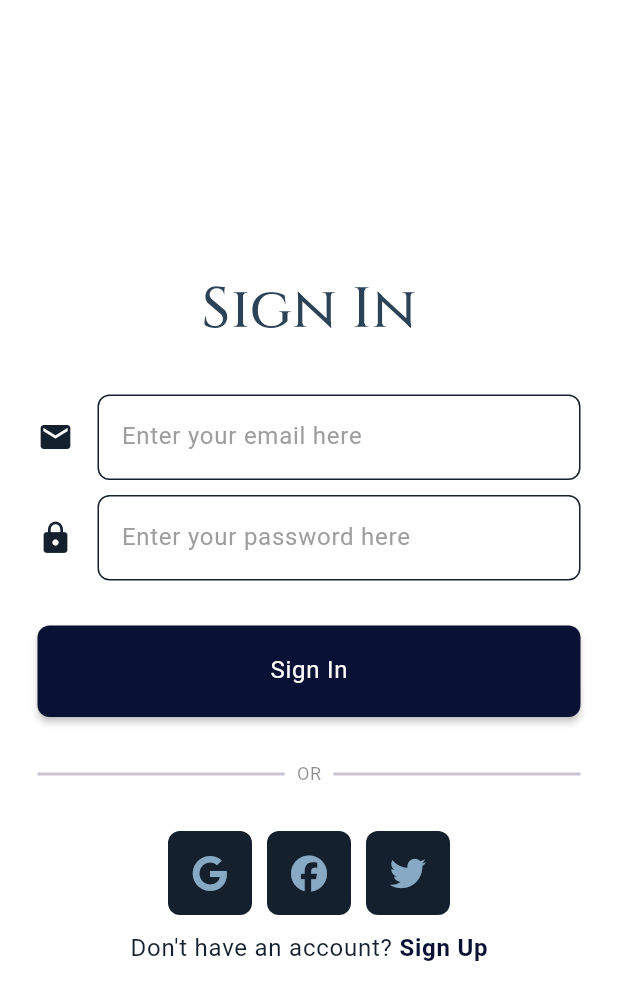
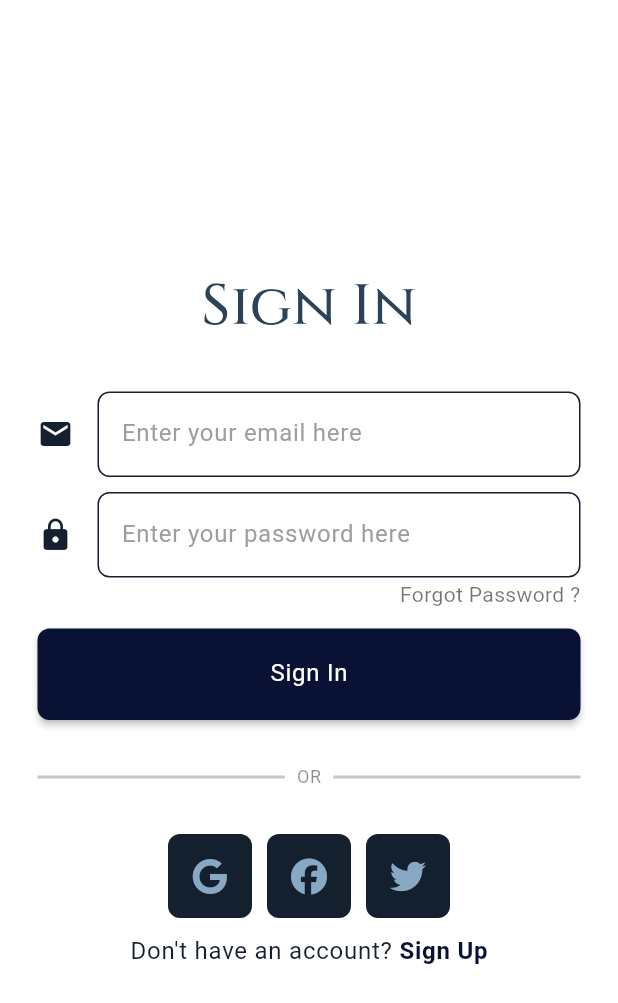
Before and after one commit to adarshpandey18/mahalaxmi-developers, a Flutter app: the SignUpMobile screen opened directly, after a tap on "Sign Up", after a tap on "Sign In", on a phone screen of 412 x 824 dp. Shown: the top 1003 px of the screen. Run offline on Flutter 3.47's test engine with Material 3 defaults, Android fonts, the phone set to English and light mode, and no system bars; our stand-ins replace cloud_firestore, firebase_auth, firebase_core, font_awesome_flutter, google_fonts, google_sign_in and 2 more; accounts and stored records are empty; network calls fail.

Commit message:
Added Forgot Password

```diff
--- a/lib/screen/authentication/sign in/sign_in_mobile.dart
+++ b/lib/screen/authentication/sign in/sign_in_mobile.dart
@@ -96,7 +96,27 @@ class _SignInMobileState extends State<SignInMobile> {
                       ),
                       obscureText: true,
                     ),
-                    const SizedBox(height: 30),
+                    const SizedBox(
+                      height: 1,
+                    ),
+                    Align(
+                      alignment: Alignment.topRight,
+                      child: GestureDetector(
+                        onTap: () => authProvider.forogtPassowrd(
+                          context: context,
+                          email: email.text,
+                        ),
+                        child: Text(
+                          'Forgot Password ?',
+                          style: Theme.of(context)
+                              .textTheme
+                              .bodyMedium!
+                              .copyWith(),
+                          textAlign: TextAlign.right,
+                        ),
+                      ),
+                    ),
+                    const SizedBox(height: 12),
                     Row(
                       mainAxisAlignment: MainAxisAlignment.center,
                       children: [
--- a/lib/services/auth_service.dart
+++ b/lib/services/auth_service.dart
@@ -25,7 +25,7 @@ class AuthService {
       );
 
       // navigation to home screen
-      Navigator.pushNamed(context, '/home');
+      Navigator.pushReplacementNamed(context, '/home');
     } on FirebaseAuthException catch (e) {
       if (e.code == 'email-already-in-use') {
         AlertBox.alertBox(
@@ -131,7 +131,6 @@ class AuthService {
   signOut(BuildContext context) async {
     try {
       // signing out user
-
       await FirebaseAuth.instance.signOut();
     } catch (e) {
       AlertBox.alertBox(
--- a/lib/widgets/logo_widget.dart
+++ b/lib/widgets/logo_widget.dart
@@ -1,5 +1,6 @@
 import 'package:flutter/material.dart';
 import 'package:google_fonts/google_fonts.dart';
+import 'package:mahalaxmi_developers/utils/constants/strings/text_strings.dart';
 
 class LogoWidget extends StatelessWidget {
   const LogoWidget({
@@ -11,14 +12,14 @@ class LogoWidget extends StatelessWidget {
     return Column(
       children: [
         Text(
-          'MAHALAXMI',
+          TextStrings.companyName,
           style: Theme.of(context).textTheme.displayMedium!.copyWith(
                 height: 1,
                 fontFamily: GoogleFonts.cinzel().fontFamily,
               ),
         ),
         Text(
-          'DEVELOPERS',
+          TextStrings.companySuffix,
           style: Theme.of(context).textTheme.bodyMedium!.copyWith(
                 height: 0.6,
               ),
```
Also changed, not shown: lib/provider/auth_provider.dart (+8 -0 lines), lib/screen/authentication/auth landing/auth_landing_desktop.dart (+7 -1 lines), lib/screen/authentication/auth landing/auth_landing_mobile.dart (+7 -1 lines), lib/screen/authentication/sign in/sign_in_desktop.dart (+32 -5 lines).
